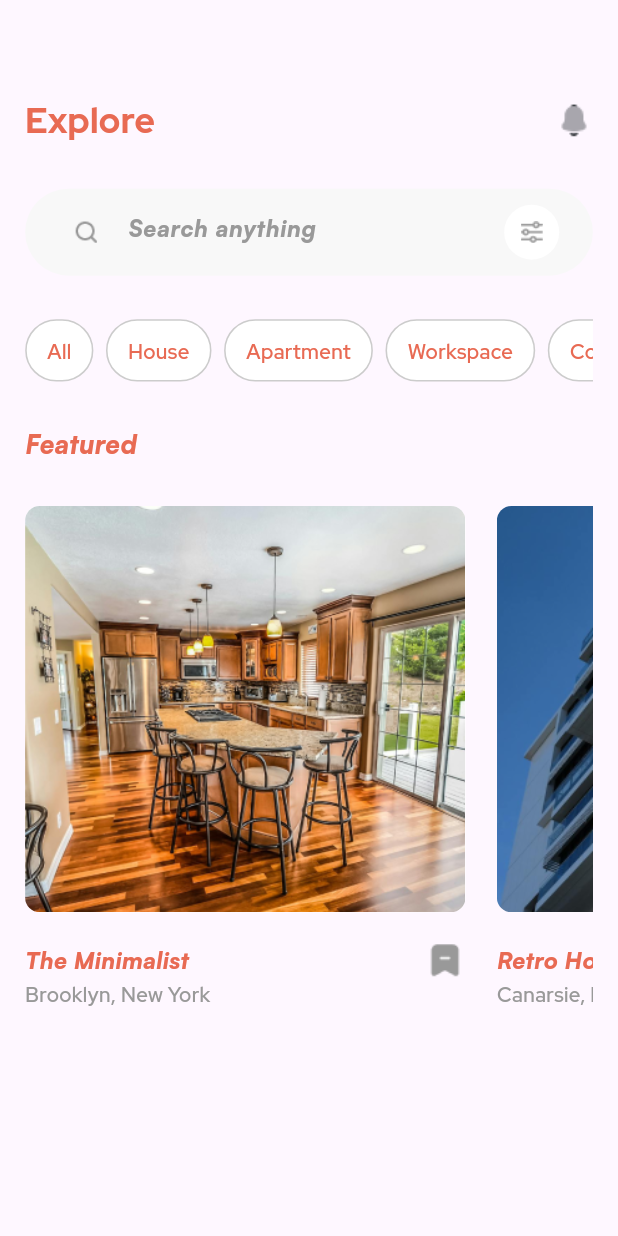
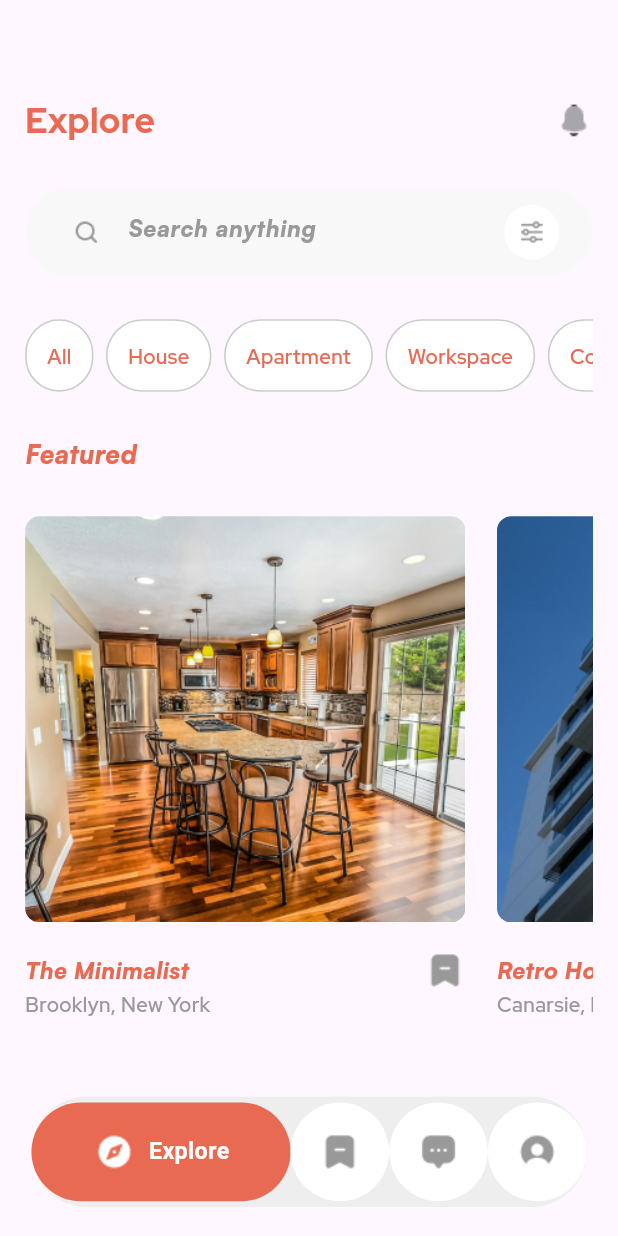
Before and after one commit to OmarMushtaha2020/Real_Estate_App, a Flutter app: the screen it shows after launch, on a phone screen of 412 x 824 dp. Run offline on Flutter 3.47's test engine with Material 3 defaults, Android fonts, the phone set to English and light mode, and no system bars; our stand-ins replace animate_do, device_preview, flutter_screenutil, get, google_maps_flutter, pinput and 2 more; Roboto replaces fonts that are missing (Red Hat Display).

Commit message:
finish the widget of bottom nav

```diff
--- a/lib/app/modules/home/controllers/layout_controller.dart
+++ b/lib/app/modules/home/controllers/layout_controller.dart
@@ -3,39 +3,47 @@ import 'package:get/get.dart';
 import 'package:real_estate_app/app/modules/home/views/book_mark_view.dart';
 import 'package:real_estate_app/app/modules/home/views/chat_view.dart';
 import 'package:real_estate_app/app/modules/home/views/home_view.dart';
-import 'package:real_estate_app/app/modules/home/views/notification_view.dart';
 import 'package:real_estate_app/app/modules/home/views/profile_view.dart';
 
 class LayoutController extends GetxController {
-  //TODO: Implement LayoutController
-  var currentIndex = 0; // Observable variable for index
-List <Widget>screen=[
-  HomeView(),
-  BookMarkView(),
-  ChatView(),
-ProfileView()
+  // List of screens corresponding to the navigation items
+  final List<Widget> screen = [
+    HomeView(),
+    BookMarkView(),
+    ChatView(),
+    ProfileView(),
+  ];
+  String getIconPath(int itemIndex) {
+    return index == itemIndex
+        ? selectedIcons[itemIndex]
+        : unselectedIcons[itemIndex];
+  }
+  final List<String> labels = [
+    'Explore',
+    'Saved',
+    'Chat',
+    'Profile',
+  ];
 
-];
-  // Function to update the selected index
-  void updateIndex(int index) {
-    currentIndex = index;
+  final List<String> selectedIcons = [
+    'assets/image/ion_compass.png',
+    'assets/image/archive_white.png',
+    'assets/image/message.png',
+    'assets/image/profile_white_color.png',
+  ];
+
+  final List<String> unselectedIcons = [
+    'assets/image/ion_compass_grey.png',
+    'assets/image/archiveGrey.png',
+    'assets/image/message_grey.png',
+    'assets/image/profile_circle.png',
+  ];
+  // Reactive variable for selected item state
+  int index =0 ;
+
+  void setSelectedItem(int value) {
+    index = value;
+    print(index);
     update();
   }
-  final count = 0.obs;
-  @override
-  void onInit() {
-    super.onInit();
-  }
-
-  @override
-  void onReady() {
-    super.onReady();
-  }
-
-  @override
-  void onClose() {
-    super.onClose();
-  }
-
-  void increment() => count.value++;
 }
--- a/lib/app/modules/home/views/book_mark_view.dart
+++ b/lib/app/modules/home/views/book_mark_view.dart
@@ -54,7 +54,7 @@ class BookMarkView extends GetView<BookMarkController> {
                         fontFamily: "Satoshi",
                       ),
 Spacer(),
-        ImageWidget("assets/image/archive-minus.png",width: 26.w,height: 26.h,)  ,
+        ImageWidget("assets/image/archive-minus.png",width: 26.w,height: 26.h,fit: BoxFit.contain,)  ,
                     ],
                   ),
                   TextWidget(
--- a/lib/app/modules/home/views/home_view.dart
+++ b/lib/app/modules/home/views/home_view.dart
@@ -113,7 +113,7 @@ class HomeView extends GetView<HomeController> {
                   ),
                   SizeBoxWidget(height: 30.h,),
                   Container(
-                    height: 43.h,
+                    height: 50.h,
                     child: ListView.separated(
                       shrinkWrap: true,
                       scrollDirection: Axis.horizontal,
--- a/lib/app/modules/home/views/layout_view.dart
+++ b/lib/app/modules/home/views/layout_view.dart
@@ -1,78 +1,30 @@
-import 'package:flutter/cupertino.dart';
 import 'package:flutter/material.dart';
-import 'package:flutter/widgets.dart';
 import 'package:flutter_screenutil/flutter_screenutil.dart';
 import 'package:get/get.dart';
-import 'package:real_estate_app/app/components/common_widget/image_widget.dart';
-import 'package:real_estate_app/app/components/common_widget/sizeBox_widget.dart';
+import 'package:real_estate_app/app/components/common_widget/text_widget.dart';
 import 'package:real_estate_app/app/modules/home/controllers/layout_controller.dart';
 
 class LayoutView extends GetView<LayoutController> {
-  const LayoutView({Key? key}) : super(key: key);
-
   @override
   Widget build(BuildContext context) {
+    // Initialize LayoutController once and retrieve it using Get.find()
+
     return GetBuilder<LayoutController>(
       init: LayoutController(),
       builder: (controller) {
         return Scaffold(
-          body: controller.screen[controller.currentIndex],
+          body: controller.screen[controller.index], // Listen to changes reactively
           bottomNavigationBar: Padding(
             padding: EdgeInsets.symmetric(horizontal: 20.w, vertical: 20.h),
             child: Container(
-              height: 78.h,
+              height: 76.h,
+              width: double.infinity,
               decoration: BoxDecoration(
-                color: Colors.grey[200], // Background color of the container
+                color: Colors.grey[200],
                 borderRadius: BorderRadius.circular(100.r),
-
               ),
-              child: ClipRRect(
-                borderRadius: BorderRadius.circular(100.r),
-                child: Theme(
-                  data: Theme.of(context).copyWith(
-                    canvasColor: Colors.grey[200],
-                  ),
-                  child: BottomNavigationBar(
-                    currentIndex: controller.currentIndex,
-                    showSelectedLabels: false,
-                    showUnselectedLabels: false,
-                    selectedFontSize: 0,
-                    selectedItemColor: Colors.white, // Color for selected item icon and label
-                    unselectedItemColor: Colors.grey[600], // Color for unselected item icon
-
-                    // Background color of the BottomNavigationBar
-                    onTap: (index) {
-                      controller.updateIndex(index);
-                    },
-                    items: [
-                      _buildBottomNavigationBarItem(
-                          image: controller.currentIndex == 0?"assets/image/ion_compass.png":"assets/image/ion_compass_grey.png",
-                          label: 'Explore',
-                          isSelected: controller.currentIndex == 0,
-                          index: 0
-                      ),
-                      _buildBottomNavigationBarItem(
-                          image: controller.currentIndex == 1?"assets/image/archive_white.png":"assets/image/archive_grey_color.png",
-                          label: 'Saved',
-                          isSelected: controller.currentIndex == 1,
-                          index: 1
-                      ),
-                      _buildBottomNavigationBarItem(
-                          image:  controller.currentIndex == 2?"assets/image/message.png":"assets/image/message_grey.png",
-                          label: 'Chat',
-                          isSelected: controller.currentIndex == 2,
-                          index: 2
-                      ),
-                      _buildBottomNavigationBarItem(
-                          image:controller.currentIndex == 3? "assets/image/profile_orange.png":"assets/image/profile_circle.png",
-                          label: 'Profile',
-                          isSelected: controller.currentIndex == 3,
-                          index: 3
-                      ),
-                    ],
-                    type: BottomNavigationBarType.shifting,
-                  ),
-                ),
+              child: Row(
+                children: _buildBottomNavItems(controller), // Direct call to the widget builder method
               ),
             ),
           ),
@@ -81,61 +33,76 @@ class LayoutView extends GetView<LayoutController> {
     );
   }
 
-  BottomNavigationBarItem _buildBottomNavigationBarItem({
-    required String image,
-    required String label,
-    required bool isSelected,
-    required int index,
-  }) {
-    return BottomNavigationBarItem(
-      icon: Container(
+  // Method to build bottom navigation items
+  List<Widget> _buildBottomNavItems(LayoutController controller) {
+    return List.generate(controller.screen.length, (index) {
+      // Check if the current item is the selected one
+      if (controller.index == index) {
+        // Use Expanded for the selected item to take all available space
+        return Expanded(
+          child: _buildBottomNavItem(
+            controller.getIconPath(index), // Use the getIconPath method
+            controller,
+            index,
+            label: controller.labels[index], // Add label for the selected item
+            isExpanded: true,
+          ),
+        );
+      } else {
+        // Fixed size for non-selected items
+        return _buildBottomNavItem(
+          controller.getIconPath(index), // Use the getIconPath method
+          controller,
+          index,
+        );
+      }
+    });
+  }
+
+  // Method to build individual bottom navigation item
+  Widget _buildBottomNavItem(
+      String imagePath, // Use String for image path
+      LayoutController controller,
+      int index, {
+        bool isExpanded = false,
+        String label = '', // Optional label parameter
+      }) {
+    return GestureDetector(
+      onTap: () {
+        // Set the selected item index and toggle the state
+        controller.setSelectedItem(index);
+      },
+      child: Container(
         height: 68.h,
-        width: 68.h,
+        width: isExpanded ? double.infinity : 68.h, // Expand width if selected
         decoration: BoxDecoration(
-          color: isSelected ? Colors.orange : Color(0xFFFFFFFF), // Orange for selected, grey for unselected
-          shape: BoxShape.circle,
+          color: controller.index == index
+              ? const Color(0xFFE86A53)
+              : const Color(0xFFFFFFFF),
+          borderRadius: BorderRadius.circular(50.r),
         ),
-        child: Column(
+        child: Row(
           mainAxisAlignment: MainAxisAlignment.center,
           children: [
-            ImageWidget(image, width: 26.w, height: 26.w, fit: BoxFit.contain),
-          ],
-        ),
-      ),
-      label: '', // Empty label to hide default label positioning
-      activeIcon: Padding(
-        padding: index == 0
-            ? EdgeInsets.only(left: 5.w)
-            : index == 3
-            ? EdgeInsets.only(right: 5.w)
-            : EdgeInsets.zero,
-        child: Container(
-          height: 68.h,
-          decoration: BoxDecoration(
-            color: Colors.orange,
-            borderRadius: BorderRadius.circular(100.r),
-          ),
-          child: Row(
-            children: [
-              SizedBox(width: 10.w,),
-              ImageWidget(image, width: 26.w, height: 26.w, fit: BoxFit.contain),
-              Expanded(
-                flex: 3,
-                child: Text(
+            Image.asset(
+              imagePath, // Use image path instead of icon
+
+              width: 30.sp, // Adjust size if needed
+              height: 30.sp, // Adjust size if needed
+            ),
+            // Show the label only if the item is expanded (selected)
+            if (isExpanded)
+              Padding(
+                padding: EdgeInsets.only(left: 8.w),
+                child: TextWidget(
                   label,
-                  style: TextStyle(
-                    color: Colors.white,
-                    fontSize: 16.sp,
-                    fontFamily: "Red Hat Display",
-                    fontWeight: FontWeight.w600,
-                  ),
-                  textAlign: TextAlign.center,
+                  color: Colors.white,
+                  fontSize: 16.sp,
+                  fontWeight: FontWeight.w600,
+                  fontFamily: "Red Hat Display",
                 ),
               ),
-              SizedBox(width: 10.w,),
-
-            ],
-          ),
+          ],
         ),
       ),
     );
--- a/lib/app/modules/home/views/notification_view.dart
+++ b/lib/app/modules/home/views/notification_view.dart
@@ -89,7 +89,7 @@ class NotificationView extends GetView<NotificationController> {
                   ),
                 ),
                 width: double.infinity,
-                height: 82.h,
+                height: 90.h,
                 decoration: BoxDecoration(
                   color: Color(0XFFF8F8F8),
                   borderRadius: BorderRadius.circular(100.r)
--- a/lib/app/routes/app_pages.dart
+++ b/lib/app/routes/app_pages.dart
@@ -27,7 +27,7 @@ part 'app_routes.dart';
 class AppPages {
   AppPages._();
 
-  static const INITIAL = Routes.Home;
+  static const INITIAL = Routes.Layout;
 
   static final routes = [
     GetPage(
```
Also changed, not shown: assets/image/archive_white.png (added), assets/image/profile_white_color.png (added).
